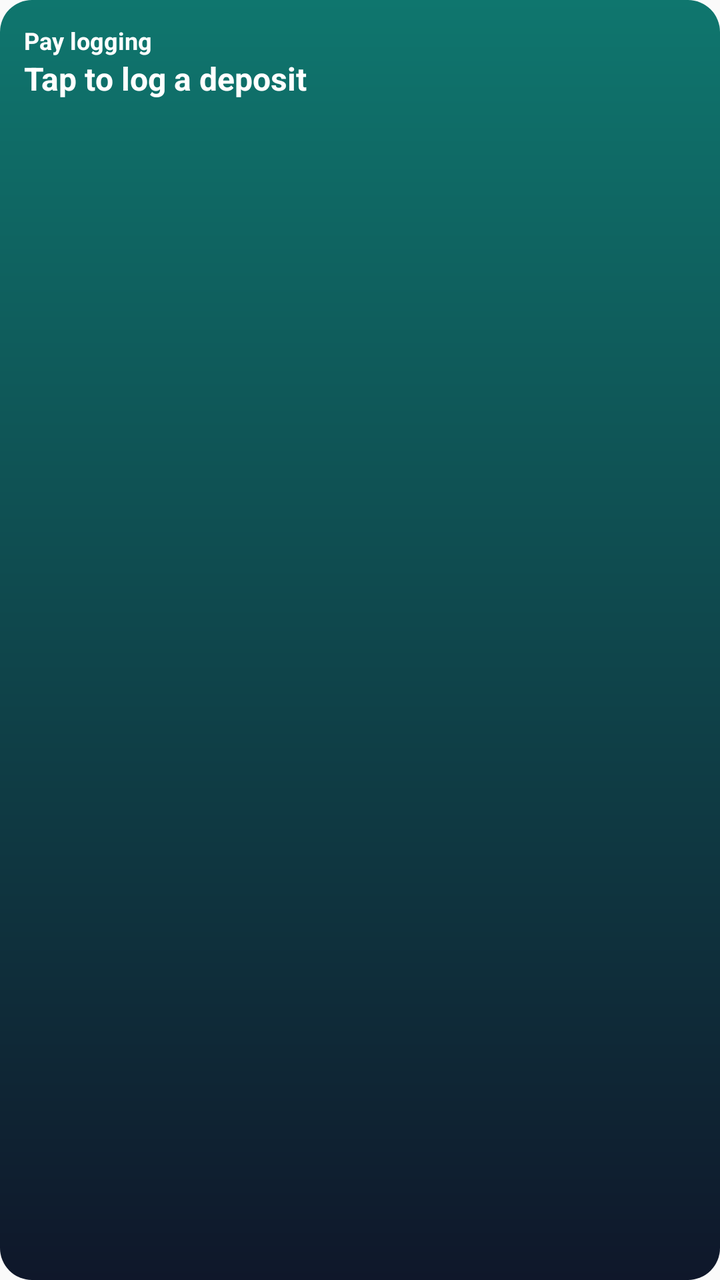
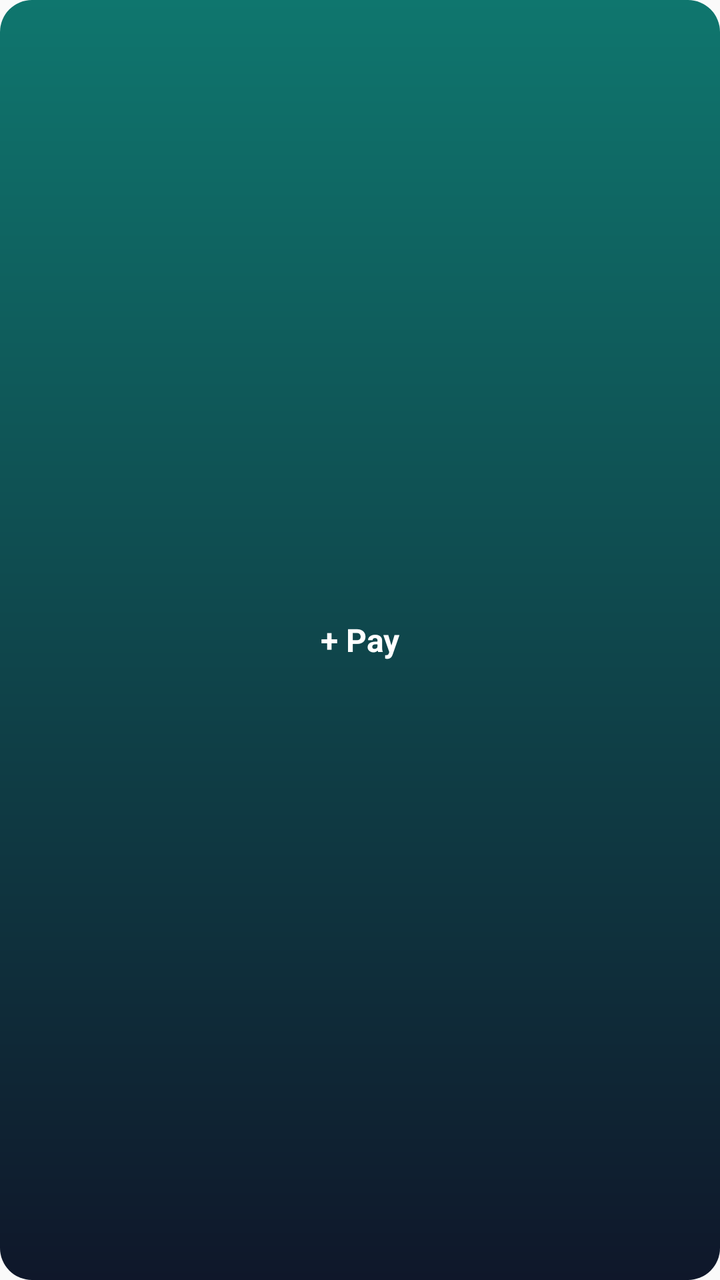

Two renders of the same Android screen: before a commit and after it. Below are the layout's source before the change and the commit's diff.
<!-- AndroidManifest.xml: application theme AppTheme -->
<!-- res/layout/widget_paylog.xml -->
<?xml version="1.0" encoding="utf-8"?>
<LinearLayout xmlns:android="http://schemas.android.com/apk/res/android"
  android:id="@+id/widget_root"
  android:layout_width="match_parent"
  android:layout_height="match_parent"
  android:orientation="vertical"
  android:padding="12dp"
  android:background="@drawable/widget_bg">

  <TextView
    android:layout_width="match_parent"
    android:layout_height="wrap_content"
    android:text="Pay logging"
    android:textStyle="bold"
    android:textSize="12sp"
    android:textColor="@android:color/white" />

  <TextView
    android:layout_width="match_parent"
    android:layout_height="wrap_content"
    android:text="Tap to log a deposit"
    android:textSize="16sp"
    android:textStyle="bold"
    android:textColor="@android:color/white" />

</LinearLayout>
<!-- resources referenced by this layout -->
<resources>
  <!-- drawable widget_bg (drawable) -->
  <?xml version="1.0" encoding="utf-8"?>
  <shape xmlns:android="http://schemas.android.com/apk/res/android" android:shape="rectangle">
    <corners android:radius="16dp" />
    <gradient
      android:angle="90"
      android:startColor="#0F172A"
      android:endColor="#0F766E" />
    <padding
      android:left="12dp"
      android:top="12dp"
      android:right="12dp"
      android:bottom="12dp" />
  </shape>
  <style name="AppTheme" parent="Theme.AppCompat.Light.DarkActionBar">
          
          <item name="colorPrimary">@color/colorPrimary</item>
          <item name="colorPrimaryDark">@color/colorPrimaryDark</item>
          <item name="colorAccent">@color/colorAccent</item>
      </style>
</resources>

<!-- the commit's change to res/layout/widget_paylog.xml (unified diff, before → after) -->
@@ -1,26 +1,18 @@
 <?xml version="1.0" encoding="utf-8"?>
-<LinearLayout xmlns:android="http://schemas.android.com/apk/res/android"
+<FrameLayout xmlns:android="http://schemas.android.com/apk/res/android"
   android:id="@+id/widget_root"
   android:layout_width="match_parent"
   android:layout_height="match_parent"
-  android:orientation="vertical"
-  android:padding="12dp"
+  android:padding="8dp"
   android:background="@drawable/widget_bg">
 
   <TextView
     android:layout_width="match_parent"
-    android:layout_height="wrap_content"
-    android:text="Pay logging"
+    android:layout_height="match_parent"
+    android:gravity="center"
+    android:text="+ Pay"
     android:textStyle="bold"
-    android:textSize="12sp"
+    android:textSize="16sp"
     android:textColor="@android:color/white" />
 
-  <TextView
-    android:layout_width="match_parent"
-    android:layout_height="wrap_content"
-    android:text="Tap to log a deposit"
-    android:textSize="16sp"
-    android:textStyle="bold"
-    android:textColor="@android:color/white" />
-
-</LinearLayout>
+</FrameLayout>
